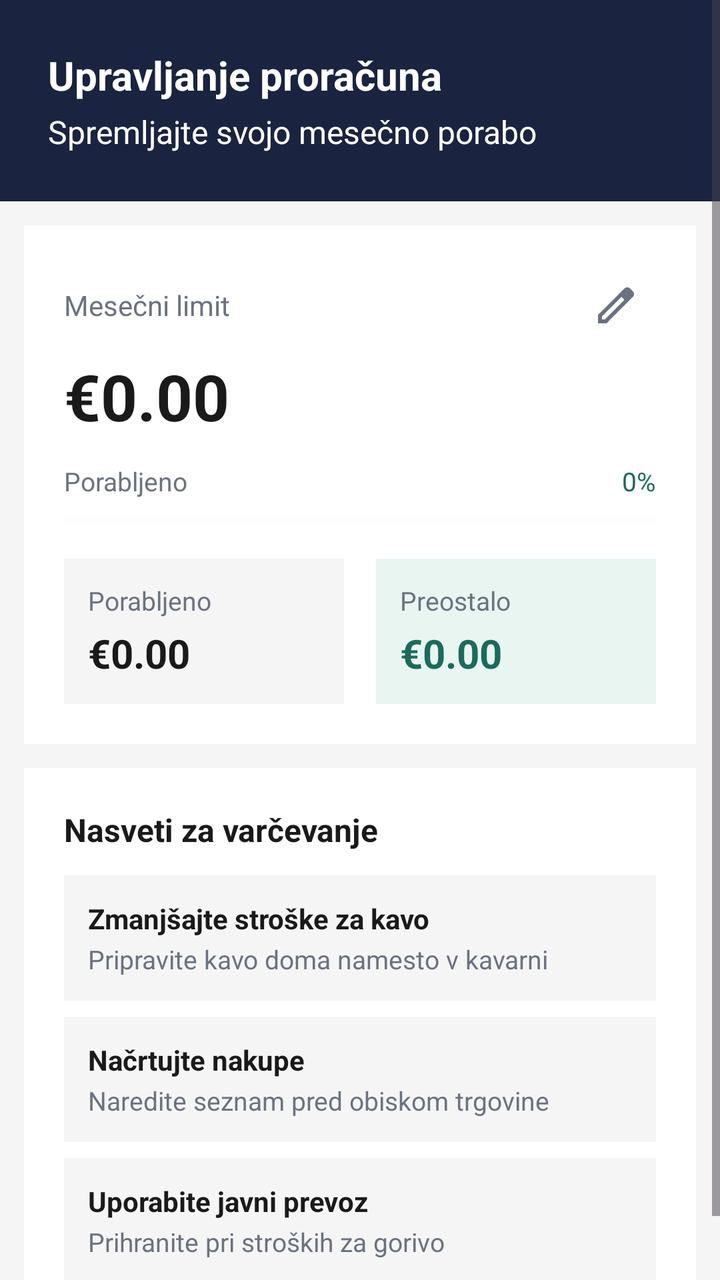
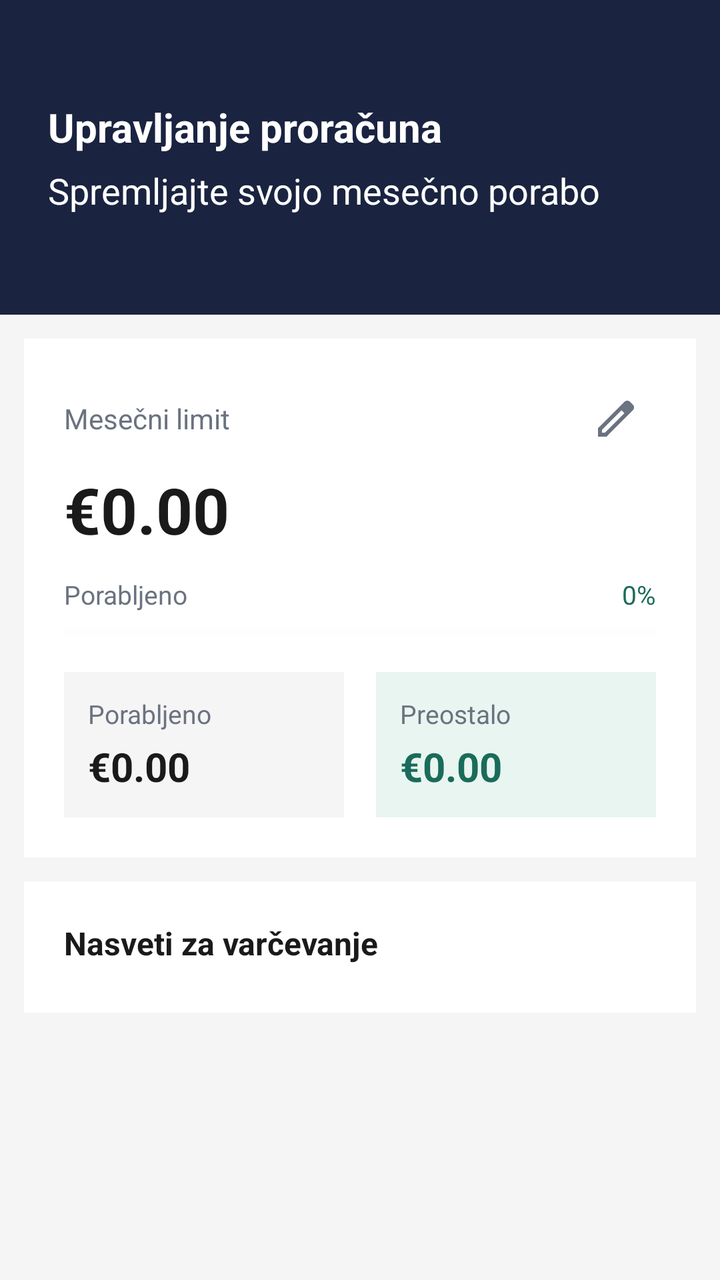

The first picture is an Android layout as it rendered before a commit; the second is the same layout after the commit. The layout source and the unified diff follow.
<!-- AndroidManifest.xml: application theme Theme.FinFlow -->
<!-- res/layout/fragment_proracun.xml -->
<?xml version="1.0" encoding="utf-8"?>
<ScrollView
    xmlns:android="http://schemas.android.com/apk/res/android"
    android:layout_width="match_parent"
    android:layout_height="match_parent"
    android:background="@color/sivaKartica">

    <LinearLayout
        android:layout_width="match_parent"
        android:layout_height="wrap_content"
        android:orientation="vertical">

        
        <LinearLayout
            android:layout_width="match_parent"
            android:layout_height="wrap_content"
            android:background="@color/temnoModra"
            android:orientation="vertical"
            android:padding="24dp">

            <TextView
                android:layout_width="wrap_content"
                android:layout_height="wrap_content"
                android:text="Upravljanje proračuna"
                android:textColor="@color/bela"
                android:textSize="20sp"
                android:textStyle="bold" />

            <TextView
                android:layout_width="wrap_content"
                android:layout_height="wrap_content"
                android:text="Spremljajte svojo mesečno porabo"
                android:textColor="@color/bela"
                android:textSize="16sp"
                android:layout_marginTop="4dp" />

        </LinearLayout>

        
        <LinearLayout
            android:layout_width="match_parent"
            android:layout_height="wrap_content"
            android:background="@color/bela"
            android:orientation="vertical"
            android:padding="20dp"
            android:layout_marginTop="12dp"
            android:layout_marginStart="12dp"
            android:layout_marginEnd="12dp">

            <LinearLayout
                android:layout_width="match_parent"
                android:layout_height="wrap_content"
                android:orientation="horizontal"
                android:gravity="center_vertical">

                <TextView
                    android:layout_width="0dp"
                    android:layout_height="wrap_content"
                    android:layout_weight="1"
                    android:text="Mesečni limit"
                    android:textColor="@color/besediloSivo"
                    android:textSize="14sp" />

                <ImageButton
                    android:id="@+id/btn_uredi_limit"
                    android:layout_width="40dp"
                    android:layout_height="40dp"
                    android:src="@drawable/ic_uredi"
                    android:backgroundTint="@android:color/transparent"
                    android:tint="@color/besediloSivo"
                    android:contentDescription="Uredi limit" />

            </LinearLayout>

            
            <TextView
                android:id="@+id/tv_limit"
                android:layout_width="wrap_content"
                android:layout_height="wrap_content"
                android:text="€0.00"
                android:textColor="@color/besediloTemno"
                android:textSize="32sp"
                android:textStyle="bold"
                android:layout_marginTop="4dp" />

            
            <LinearLayout
                android:id="@+id/layout_vnos_limit"
                android:layout_width="match_parent"
                android:layout_height="wrap_content"
                android:orientation="horizontal"
                android:gravity="center_vertical"
                android:layout_marginTop="8dp"
                android:visibility="gone">

                <EditText
                    android:id="@+id/et_limit"
                    android:layout_width="0dp"
                    android:layout_height="wrap_content"
                    android:layout_weight="1"
                    android:hint="500"
                    android:inputType="numberDecimal"
                    android:textSize="16sp"
                    android:padding="10dp"
                    android:background="@color/sivaKartica" />

                <Button
                    android:id="@+id/btn_potrdi_limit"
                    android:layout_width="40dp"
                    android:layout_height="40dp"
                    android:text="✓"
                    android:textSize="16sp"
                    android:padding="0dp"
                    android:layout_marginStart="8dp"
                    android:backgroundTint="@color/zelena"
                    android:textColor="@color/bela" />

                <Button
                    android:id="@+id/btn_preklici_limit"
                    android:layout_width="40dp"
                    android:layout_height="40dp"
                    android:text="✗"
                    android:textSize="16sp"
                    android:padding="0dp"
                    android:layout_marginStart="4dp"
                    android:backgroundTint="@color/sivaKartica"
                    android:textColor="@color/besediloTemno" />

            </LinearLayout>

            <LinearLayout
                android:layout_width="match_parent"
                android:layout_height="wrap_content"
                android:orientation="horizontal"
                android:layout_marginTop="12dp">

                <TextView
                    android:layout_width="0dp"
                    android:layout_height="wrap_content"
                    android:layout_weight="1"
                    android:text="Porabljeno"
                    android:textColor="@color/besediloSivo"
                    android:textSize="13sp" />

                <TextView
                    android:id="@+id/tv_odstotek"
                    android:layout_width="wrap_content"
                    android:layout_height="wrap_content"
                    android:text="0%"
                    android:textColor="@color/zelena"
                    android:textSize="13sp" />

            </LinearLayout>

            <ProgressBar
                android:id="@+id/pb_proracun"
                style="?android:attr/progressBarStyleHorizontal"
                android:layout_width="match_parent"
                android:layout_height="8dp"
                android:layout_marginTop="6dp"
                android:progress="0"
                android:max="100"
                android:progressTint="@color/zelena"
                android:progressBackgroundTint="@color/sivaKartica" />

            
            <LinearLayout
                android:layout_width="match_parent"
                android:layout_height="wrap_content"
                android:orientation="horizontal"
                android:layout_marginTop="16dp">

                <LinearLayout
                    android:layout_width="0dp"
                    android:layout_height="wrap_content"
                    android:layout_weight="1"
                    android:orientation="vertical"
                    android:background="@color/sivaKartica"
                    android:padding="12dp"
                    android:layout_marginEnd="8dp">

                    <TextView
                        android:layout_width="wrap_content"
                        android:layout_height="wrap_content"
                        android:text="Porabljeno"
                        android:textColor="@color/besediloSivo"
                        android:textSize="13sp" />

                    <TextView
                        android:id="@+id/tv_porabljeno"
                        android:layout_width="wrap_content"
                        android:layout_height="wrap_content"
                        android:text="€0.00"
                        android:textColor="@color/besediloTemno"
                        android:textSize="20sp"
                        android:textStyle="bold"
                        android:layout_marginTop="4dp" />

                </LinearLayout>

                <LinearLayout
                    android:layout_width="0dp"
                    android:layout_height="wrap_content"
                    android:layout_weight="1"
                    android:orientation="vertical"
                    android:background="@color/svetloZelena"
                    android:padding="12dp"
                    android:layout_marginStart="8dp">

                    <TextView
                        android:layout_width="wrap_content"
                        android:layout_height="wrap_content"
                        android:text="Preostalo"
                        android:textColor="@color/besediloSivo"
                        android:textSize="13sp" />

                    <TextView
                        android:id="@+id/tv_preostalo"
                        android:layout_width="wrap_content"
                        android:layout_height="wrap_content"
                        android:text="€0.00"
                        android:textColor="@color/zelena"
                        android:textSize="20sp"
                        android:textStyle="bold"
                        android:layout_marginTop="4dp" />

                </LinearLayout>

            </LinearLayout>

        </LinearLayout>

        
        <LinearLayout
            android:layout_width="match_parent"
            android:layout_height="wrap_content"
            android:background="@color/bela"
            android:orientation="vertical"
            android:padding="20dp"
            android:layout_marginTop="12dp"
            android:layout_marginStart="12dp"
            android:layout_marginEnd="12dp"
            android:layout_marginBottom="12dp">

            <TextView
                android:layout_width="wrap_content"
                android:layout_height="wrap_content"
                android:text="Nasveti za varčevanje"
                android:textColor="@color/besediloTemno"
                android:textSize="16sp"
                android:textStyle="bold" />

            <LinearLayout
                android:layout_width="match_parent"
                android:layout_height="wrap_content"
                android:orientation="vertical"
                android:background="@color/sivaKartica"
                android:padding="12dp"
                android:layout_marginTop="12dp">

                <TextView
                    android:layout_width="wrap_content"
                    android:layout_height="wrap_content"
                    android:text="Zmanjšajte stroške za kavo"
                    android:textColor="@color/besediloTemno"
                    android:textSize="14sp"
                    android:textStyle="bold" />

                <TextView
                    android:layout_width="wrap_content"
                    android:layout_height="wrap_content"
                    android:text="Pripravite kavo doma namesto v kavarni"
                    android:textColor="@color/besediloSivo"
                    android:textSize="13sp"
                    android:layout_marginTop="2dp" />

            </LinearLayout>

            <LinearLayout
                android:layout_width="match_parent"
                android:layout_height="wrap_content"
                android:orientation="vertical"
                android:background="@color/sivaKartica"
                android:padding="12dp"
                android:layout_marginTop="8dp">

                <TextView
                    android:layout_width="wrap_content"
                    android:layout_height="wrap_content"
                    android:text="Načrtujte nakupe"
                    android:textColor="@color/besediloTemno"
                    android:textSize="14sp"
                    android:textStyle="bold" />

                <TextView
                    android:layout_width="wrap_content"
                    android:layout_height="wrap_content"
                    android:text="Naredite seznam pred obiskom trgovine"
                    android:textColor="@color/besediloSivo"
                    android:textSize="13sp"
                    android:layout_marginTop="2dp" />

            </LinearLayout>

            <LinearLayout
                android:layout_width="match_parent"
                android:layout_height="wrap_content"
                android:orientation="vertical"
                android:background="@color/sivaKartica"
                android:padding="12dp"
                android:layout_marginTop="8dp">

                <TextView
                    android:layout_width="wrap_content"
                    android:layout_height="wrap_content"
                    android:text="Uporabite javni prevoz"
                    android:textColor="@color/besediloTemno"
                    android:textSize="14sp"
                    android:textStyle="bold" />

                <TextView
                    android:layout_width="wrap_content"
                    android:layout_height="wrap_content"
                    android:text="Prihranite pri stroških za gorivo"
                    android:textColor="@color/besediloSivo"
                    android:textSize="13sp"
                    android:layout_marginTop="2dp" />

            </LinearLayout>

        </LinearLayout>

    </LinearLayout>

</ScrollView>
<!-- resources referenced by this layout -->
<resources>
  <color name="bela">#FFFFFF</color>
  <color name="besediloSivo">#6B7280</color>
  <color name="besediloTemno">#1A1A1A</color>
  <color name="sivaKartica">#F5F5F5</color>
  <color name="svetloZelena">#E8F5F1</color>
  <color name="temnoModra">#1A2340</color>
  <color name="zelena">#1B6B5A</color>
  <!-- drawable ic_uredi (drawable) -->
  <vector xmlns:android="http://schemas.android.com/apk/res/android" android:height="24dp" android:tint="#6B7280" android:viewportHeight="960" android:viewportWidth="960" android:width="24dp">
        
      <path android:fillColor="@android:color/white" android:pathData="M200,760L257,760L648,369L591,312L200,703L200,760ZM120,840L120,670L648,143Q660,132 674.5,126Q689,120 705,120Q721,120 736,126Q751,132 762,144L817,200Q829,211 834.5,226Q840,241 840,256Q840,272 834.5,286.5Q829,301 817,313L290,840L120,840ZM760,256L760,256L704,200L704,200L760,256ZM619,341L591,312L591,312L648,369L648,369L619,341Z"/>
      
  </vector>
  <style name="Theme.FinFlow" parent="Base.Theme.FinFlow" />
  <style name="Base.Theme.FinFlow" parent="Theme.Material3.DayNight.NoActionBar">
          
          
      </style>
</resources>

<!-- the commit's change to res/layout/fragment_proracun.xml (unified diff, before → after) -->
@@ -10,18 +10,20 @@
         android:layout_height="wrap_content"
         android:orientation="vertical">
 
-        
         <LinearLayout
             android:layout_width="match_parent"
             android:layout_height="wrap_content"
             android:background="@color/temnoModra"
             android:orientation="vertical"
-            android:padding="24dp">
-
-            <TextView
-                android:layout_width="wrap_content"
-                android:layout_height="wrap_content"
-                android:text="Upravljanje proračuna"
+            android:paddingTop="50dp"
+            android:paddingBottom="50dp"
+            android:paddingStart="24dp"
+            android:paddingEnd="24dp">
+
+            <TextView
+                android:layout_width="wrap_content"
+                android:layout_height="wrap_content"
+                android:text="@string/proracun_naslov"
                 android:textColor="@color/bela"
                 android:textSize="20sp"
                 android:textStyle="bold" />
@@ -29,10 +31,10 @@
             <TextView
                 android:layout_width="wrap_content"
                 android:layout_height="wrap_content"
-                android:text="Spremljajte svojo mesečno porabo"
+                android:text="@string/proracun_opis"
                 android:textColor="@color/bela"
-                android:textSize="16sp"
-                android:layout_marginTop="4dp" />
+                android:textSize="18sp"
+                android:layout_marginTop="6dp" />
 
         </LinearLayout>
 
@@ -57,7 +59,7 @@
                     android:layout_width="0dp"
                     android:layout_height="wrap_content"
                     android:layout_weight="1"
-                    android:text="Mesečni limit"
+                    android:text="@string/proracun_mesecni_limit"
                     android:textColor="@color/besediloSivo"
                     android:textSize="14sp" />
 
@@ -68,7 +70,7 @@
                     android:src="@drawable/ic_uredi"
                     android:backgroundTint="@android:color/transparent"
                     android:tint="@color/besediloSivo"
-                    android:contentDescription="Uredi limit" />
+                    android:contentDescription="@string/proracun_uredi_limit" />
 
             </LinearLayout>
 
@@ -138,7 +140,7 @@
                     android:layout_width="0dp"
                     android:layout_height="wrap_content"
                     android:layout_weight="1"
-                    android:text="Porabljeno"
+                    android:text="@string/proracun_porabljeno"
                     android:textColor="@color/besediloSivo"
                     android:textSize="13sp" />
 
@@ -182,7 +184,7 @@
                     <TextView
                         android:layout_width="wrap_content"
                         android:layout_height="wrap_content"
-                        android:text="Porabljeno"
+                        android:text="@string/proracun_porabljeno"
                         android:textColor="@color/besediloSivo"
                         android:textSize="13sp" />
 
@@ -210,7 +212,7 @@
                     <TextView
                         android:layout_width="wrap_content"
                         android:layout_height="wrap_content"
-                        android:text="Preostalo"
+                        android:text="@string/proracun_preostalo"
                         android:textColor="@color/besediloSivo"
                         android:textSize="13sp" />
 
@@ -245,88 +247,17 @@
             <TextView
                 android:layout_width="wrap_content"
                 android:layout_height="wrap_content"
-                android:text="Nasveti za varčevanje"
+                android:text="@string/proracun_nasveti_naslov"
                 android:textColor="@color/besediloTemno"
                 android:textSize="16sp"
                 android:textStyle="bold" />
 
             <LinearLayout
+                android:id="@+id/ll_nasveti_container"
                 android:layout_width="match_parent"
                 android:layout_height="wrap_content"
                 android:orientation="vertical"
-                android:background="@color/sivaKartica"
-                android:padding="12dp"
-                android:layout_marginTop="12dp">
-
-                <TextView
-                    android:layout_width="wrap_content"
-                    android:layout_height="wrap_content"
-                    android:text="Zmanjšajte stroške za kavo"
-                    android:textColor="@color/besediloTemno"
-                    android:textSize="14sp"
-                    android:textStyle="bold" />
-
-                <TextView
-                    android:layout_width="wrap_content"
-                    android:layout_height="wrap_content"
-                    android:text="Pripravite kavo doma namesto v kavarni"
-                    android:textColor="@color/besediloSivo"
-                    android:textSize="13sp"
-                    android:layout_marginTop="2dp" />
-
-            </LinearLayout>
-
-            <LinearLayout
-                android:layout_width="match_parent"
-                android:layout_height="wrap_content"
-                android:orientation="vertical"
-                android:background="@color/sivaKartica"
-                android:padding="12dp"
-                android:layout_marginTop="8dp">
-
-                <TextView
-                    android:layout_width="wrap_content"
-                    android:layout_height="wrap_content"
-                    android:text="Načrtujte nakupe"
-                    android:textColor="@color/besediloTemno"
-                    android:textSize="14sp"
-                    android:textStyle="bold" />
-
-                <TextView
-                    android:layout_width="wrap_content"
-                    android:layout_height="wrap_content"
-                    android:text="Naredite seznam pred obiskom trgovine"
-                    android:textColor="@color/besediloSivo"
-                    android:textSize="13sp"
-                    android:layout_marginTop="2dp" />
-
-            </LinearLayout>
-
-            <LinearLayout
-                android:layout_width="match_parent"
-                android:layout_height="wrap_content"
-                android:orientation="vertical"
-                android:background="@color/sivaKartica"
-                android:padding="12dp"
-                android:layout_marginTop="8dp">
-
-                <TextView
-                    android:layout_width="wrap_content"
-                    android:layout_height="wrap_content"
-                    android:text="Uporabite javni prevoz"
-                    android:textColor="@color/besediloTemno"
-                    android:textSize="14sp"
-                    android:textStyle="bold" />
-
-                <TextView
-                    android:layout_width="wrap_content"
-                    android:layout_height="wrap_content"
-                    android:text="Prihranite pri stroških za gorivo"
-                    android:textColor="@color/besediloSivo"
-                    android:textSize="13sp"
-                    android:layout_marginTop="2dp" />
-
-            </LinearLayout>
+                android:layout_marginTop="4dp" />
 
         </LinearLayout>
 
<!-- resource entries referenced after the edit -->
@@ -13,6 +13,13 @@
       <path android:fillColor="@android:color/white" android:pathData="M200,760L257,760L648,369L591,312L200,703L200,760ZM120,840L120,670L648,143Q660,132 674.5,126Q689,120 705,120Q721,120 736,126Q751,132 762,144L817,200Q829,211 834.5,226Q840,241 840,256Q840,272 834.5,286.5Q829,301 817,313L290,840L120,840ZM760,256L760,256L704,200L704,200L760,256ZM619,341L591,312L591,312L648,369L648,369L619,341Z"/>
       
   </vector>
+  <string name="proracun_mesecni_limit">Mesečni limit</string>
+  <string name="proracun_naslov">Upravljanje proračuna</string>
+  <string name="proracun_nasveti_naslov">Nasveti za varčevanje</string>
+  <string name="proracun_opis">Spremljajte svojo mesečno porabo</string>
+  <string name="proracun_porabljeno">Porabljeno</string>
+  <string name="proracun_preostalo">Preostalo</string>
+  <string name="proracun_uredi_limit">Uredi limit</string>
   <style name="Theme.FinFlow" parent="Base.Theme.FinFlow" />
   <style name="Base.Theme.FinFlow" parent="Theme.Material3.DayNight.NoActionBar">
           
